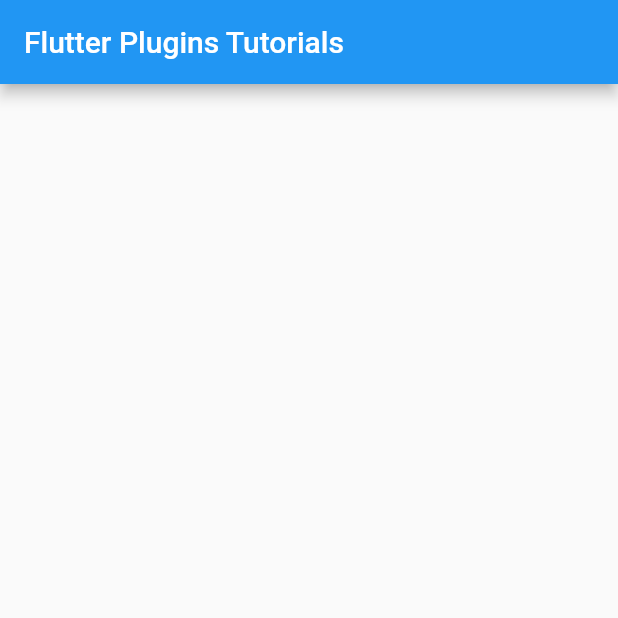
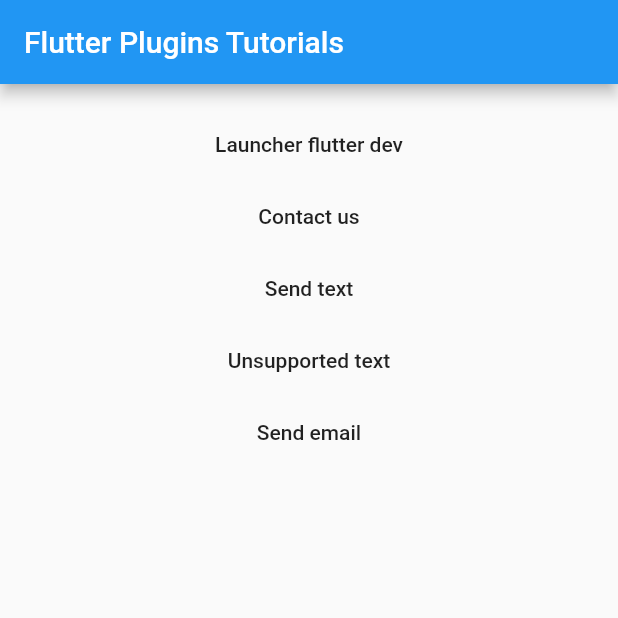
Before and after one commit to lohanidamodar/flutter_plugin_tuts, a Flutter app: the screen it shows after launch, on a phone screen of 412 x 824 dp, the top half of it. Run offline on Flutter 3.47's test engine with Material 2 defaults, Android fonts, the phone set to English and light mode, and no system bars.

Commit message:
url launcher plugin demo

```diff
--- a/lib/main.dart
+++ b/lib/main.dart
@@ -1,4 +1,5 @@
 import 'package:flutter/material.dart';
+import 'package:url_launcher/url_launcher.dart';
 
 void main() {
   runApp(MyApp());
@@ -27,7 +28,51 @@ class HomePage extends StatelessWidget {
       ),
       body: ListView(
         padding: const EdgeInsets.all(16.0),
-        children: <Widget>[],
+        children: <Widget>[
+          FlatButton(
+            child: Text("Launcher flutter dev"),
+            onPressed: () {
+              launch("https://flutter.dev");
+            },
+          ),
+          FlatButton(
+            child: Text("Contact us"),
+            onPressed: () {
+              launch("tel:+9779818225566");
+            },
+          ),
+          FlatButton(
+            child: Text("Send text"),
+            onPressed: () {
+              launch("sms:+9779818225566");
+            },
+          ),
+          FlatButton(
+            child: Text("Unsupported text"),
+            onPressed: () async {
+              bool canl = await canLaunch("skype://+9779818225566");
+              if (canl) {
+                launch("skype://+9779818225566");
+              } else {
+                print("cannot launch");
+              }
+            },
+          ),
+          FlatButton(
+            child: Text("Send email"),
+            onPressed: () {
+              Uri uri = Uri(
+                scheme: "mailto",
+                path: "popupbits@gmail.com",
+                queryParameters: {
+                  "subject": "Thank you for the tutorial",
+                  "body": "The tutorial regarding url_launcher was awesome"
+                },
+              );
+              launch(uri.toString());
+            },
+          ),
+        ],
       ),
     );
   }
--- a/pubspec.yaml
+++ b/pubspec.yaml
@@ -7,6 +7,7 @@ environment:
   sdk: ">=2.7.0 <3.0.0"
 
 dependencies:
+  url_launcher: ^5.5.2
   flutter:
     sdk: flutter
 
```
Also changed, not shown: pubspec.lock.
